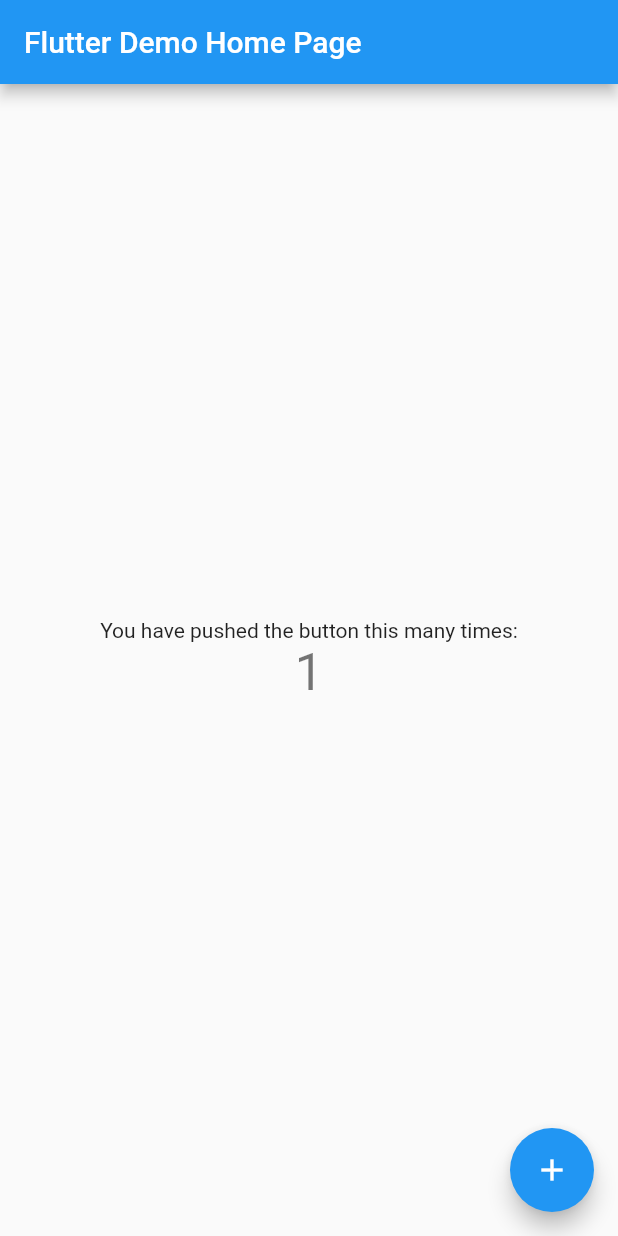
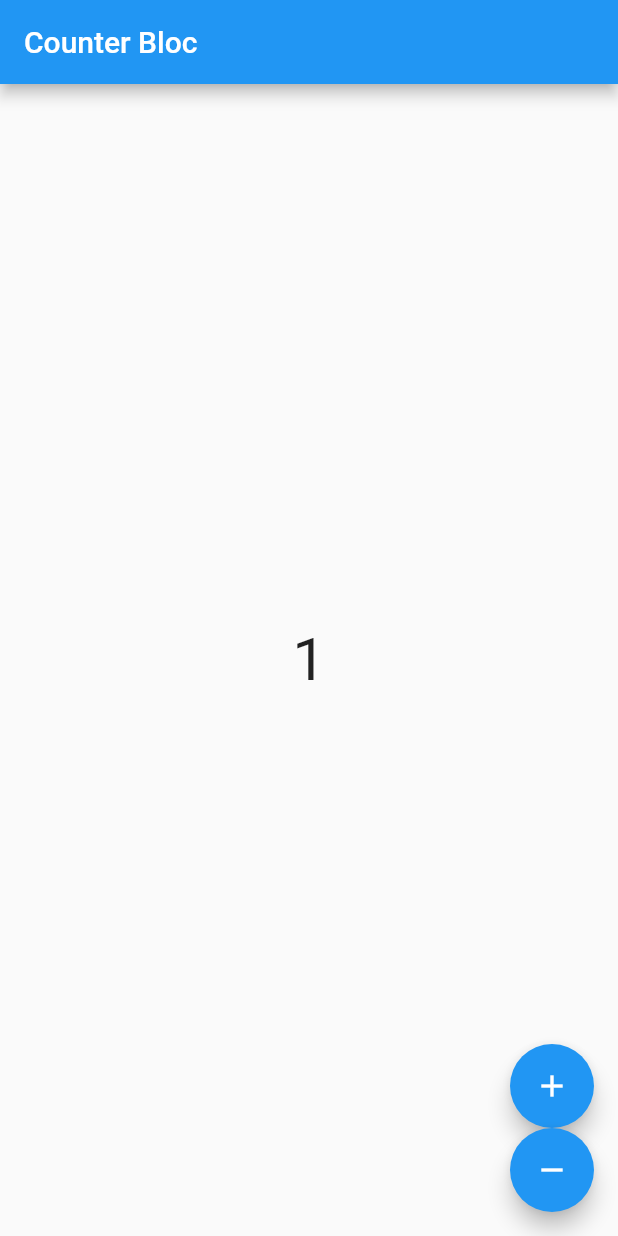
Before and after one commit to amanxnanda/learning_bloc, a Flutter app: the screen it shows after launch, after a tap on the "add" icon, on a phone screen of 412 x 824 dp. Run offline on Flutter 3.47's test engine with Material 2 defaults, Android fonts, the light colour scheme and no system bars; our stand-ins replace bloc, flutter_bloc.

Commit message:
added counter bloc

```diff
--- /dev/null
+++ b/counter_bloc/lib/counter/cubit/counter_cubit.dart
@@ -0,0 +1,9 @@
+import 'package:bloc/bloc.dart';
+
+class CounterCubit extends Cubit<int> {
+  CounterCubit() : super(0);
+
+  void increment() => emit(state + 1);
+
+  void decrement() => emit(state - 1);
+}
--- /dev/null
+++ b/counter_bloc/lib/counter/view/counter_page.dart
@@ -0,0 +1,16 @@
+import 'package:counter_bloc/counter/cubit/counter_cubit.dart';
+import 'package:counter_bloc/counter/view/counter_view.dart';
+import 'package:flutter/material.dart';
+import 'package:flutter_bloc/flutter_bloc.dart';
+
+class CounterPage extends StatelessWidget {
+  const CounterPage({Key? key}) : super(key: key);
+
+  @override
+  Widget build(BuildContext context) {
+    return BlocProvider<CounterCubit>(
+      create: (context) => CounterCubit(),
+      child: const CounterView(),
+    );
+  }
+}
--- /dev/null
+++ b/counter_bloc/lib/counter/view/counter_view.dart
@@ -0,0 +1,42 @@
+import 'package:counter_bloc/counter/cubit/counter_cubit.dart';
+import 'package:flutter/material.dart';
+import 'package:flutter_bloc/flutter_bloc.dart';
+
+class CounterView extends StatelessWidget {
+  const CounterView({Key? key}) : super(key: key);
+
+  @override
+  Widget build(BuildContext context) {
+    return Scaffold(
+      appBar: AppBar(
+        title: const Text('Counter Bloc'),
+      ),
+      floatingActionButton: Column(
+        mainAxisSize: MainAxisSize.min,
+        children: [
+          FloatingActionButton(
+            onPressed: context.read<CounterCubit>().increment,
+            child: const Icon(Icons.add),
+          ),
+          FloatingActionButton(
+            onPressed: context.read<CounterCubit>().decrement,
+            child: const Icon(Icons.remove),
+          ),
+        ],
+      ),
+      body: Column(
+        crossAxisAlignment: CrossAxisAlignment.stretch,
+        mainAxisAlignment: MainAxisAlignment.center,
+        children: [
+          BlocBuilder<CounterCubit, int>(
+            builder: (context, state) => Text(
+              '$state',
+              style: const TextStyle(fontSize: 40),
+              textAlign: TextAlign.center,
+            ),
+          )
+        ],
+      ),
+    );
+  }
+}
--- /dev/null
+++ b/counter_bloc/lib/counter_observer.dart
@@ -0,0 +1,11 @@
+import 'dart:developer';
+
+import 'package:bloc/bloc.dart';
+
+class CounterObserver extends BlocObserver {
+  @override
+  void onChange(BlocBase bloc, Change change) {
+    super.onChange(bloc, change);
+    log('${bloc.runtimeType} $change');
+  }
+}
--- a/counter_bloc/lib/main.dart
+++ b/counter_bloc/lib/main.dart
@@ -1,115 +1,25 @@
+import 'package:counter_bloc/counter/view/counter_page.dart';
+import 'package:counter_bloc/counter_observer.dart';
 import 'package:flutter/material.dart';
+import 'package:flutter_bloc/flutter_bloc.dart';
 
 void main() {
-  runApp(const MyApp());
+  WidgetsFlutterBinding.ensureInitialized();
+  Bloc.observer = CounterObserver();
+  runApp(const CounterApp());
 }
 
-class MyApp extends StatelessWidget {
-  const MyApp({Key? key}) : super(key: key);
+class CounterApp extends StatelessWidget {
+  const CounterApp({Key? key}) : super(key: key);
 
-  // This widget is the root of your application.
   @override
   Widget build(BuildContext context) {
     return MaterialApp(
       title: 'Flutter Demo',
       theme: ThemeData(
-        // This is the theme of your application.
-        //
-        // Try running your application with "flutter run". You'll see the
-        // application has a blue toolbar. Then, without quitting the app, try
-        // changing the primarySwatch below to Colors.green and then invoke
-        // "hot reload" (press "r" in the console where you ran "flutter run",
-        // or simply save your changes to "hot reload" in a Flutter IDE).
-        // Notice that the counter didn't reset back to zero; the application
-        // is not restarted.
         primarySwatch: Colors.blue,
       ),
-      home: const MyHomePage(title: 'Flutter Demo Home Page'),
+      home: const CounterPage(),
     );
   }
 }
-
-class MyHomePage extends StatefulWidget {
-  const MyHomePage({Key? key, required this.title}) : super(key: key);
-
-  // This widget is the home page of your application. It is stateful, meaning
-  // that it has a State object (defined below) that contains fields that affect
-  // how it looks.
-
-  // This class is the configuration for the state. It holds the values (in this
-  // case the title) provided by the parent (in this case the App widget) and
-  // used by the build method of the State. Fields in a Widget subclass are
-  // always marked "final".
-
-  final String title;
-
-  @override
-  State<MyHomePage> createState() => _MyHomePageState();
-}
-
-class _MyHomePageState extends State<MyHomePage> {
-  int _counter = 0;
-
-  void _incrementCounter() {
-    setState(() {
-      // This call to setState tells the Flutter framework that something has
-      // changed in this State, which causes it to rerun the build method below
-      // so that the display can reflect the updated values. If we changed
-      // _counter without calling setState(), then the build method would not be
-      // called again, and so nothing would appear to happen.
-      _counter++;
-    });
-  }
-
-  @override
-  Widget build(BuildContext context) {
-    // This method is rerun every time setState is called, for instance as done
-    // by the _incrementCounter method above.
-    //
-    // The Flutter framework has been optimized to make rerunning build methods
-    // fast, so that you can just rebuild anything that needs updating rather
-    // than having to individually change instances of widgets.
-    return Scaffold(
-      appBar: AppBar(
-        // Here we take the value from the MyHomePage object that was created by
-        // the App.build method, and use it to set our appbar title.
-        title: Text(widget.title),
-      ),
-      body: Center(
-        // Center is a layout widget. It takes a single child and positions it
-        // in the middle of the parent.
-        child: Column(
-          // Column is also a layout widget. It takes a list of children and
-          // arranges them vertically. By default, it sizes itself to fit its
-          // children horizontally, and tries to be as tall as its parent.
-          //
-          // Invoke "debug painting" (press "p" in the console, choose the
-          // "Toggle Debug Paint" action from the Flutter Inspector in Android
-          // Studio, or the "Toggle Debug Paint" command in Visual Studio Code)
-          // to see the wireframe for each widget.
-          //
-          // Column has various properties to control how it sizes itself and
-          // how it positions its children. Here we use mainAxisAlignment to
-          // center the children vertically; the main axis here is the vertical
-          // axis because Columns are vertical (the cross axis would be
-          // horizontal).
-          mainAxisAlignment: MainAxisAlignment.center,
-          children: <Widget>[
-            const Text(
-              'You have pushed the button this many times:',
-            ),
-            Text(
-              '$_counter',
-              style: Theme.of(context).textTheme.headline4,
-            ),
-          ],
-        ),
-      ),
-      floatingActionButton: FloatingActionButton(
-        onPressed: _incrementCounter,
-        tooltip: 'Increment',
-        child: const Icon(Icons.add),
-      ), // This trailing comma makes auto-formatting nicer for build methods.
-    );
-  }
-}
--- a/learning/lib/counter_bloc.dart
+++ b/learning/lib/counter_bloc.dart
@@ -9,12 +9,4 @@
       },
     );
   }
-
-
-
-@override
-  void onChange(Change<int> change) {
-    // TODO: implement onChange
-    super.onChange(change);
-  }
 }
```
Also changed, not shown: counter_bloc/pubspec.yaml (+5 -15 lines), counter_bloc/pubspec.lock, 1 other file.
